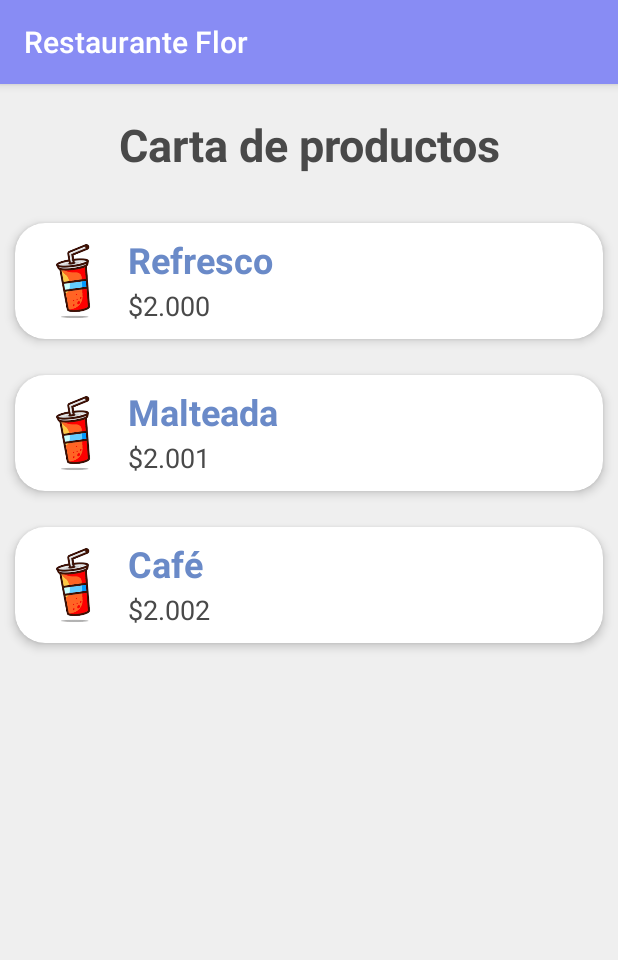
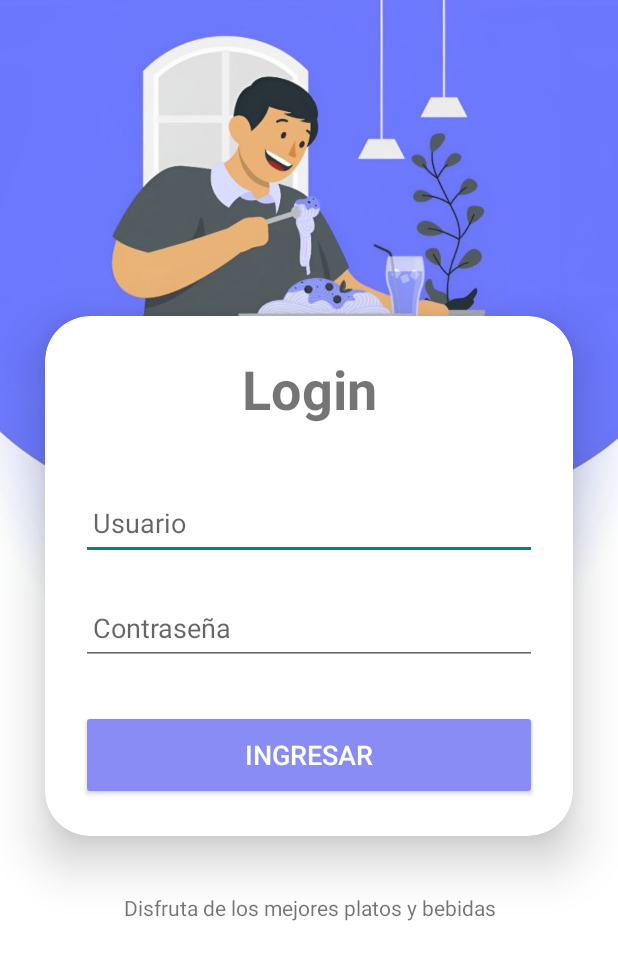
Before and after one commit to LMGP2002/Taller---RecyclerView-SQLite, an Android app: the screen it shows after launch (MainActivity before the commit, Login after it), on a phone screen of 412 x 824 dp. Shown: the top 960 px of the screen. Run offline under Robolectric (Android 15) with nearby library versions, the light colour scheme and no system bars.

Commit message:
Creación interfaz de login

```diff
--- a/app/src/main/AndroidManifest.xml
+++ b/app/src/main/AndroidManifest.xml
@@ -13,14 +13,19 @@
         android:theme="@style/Theme.RestauranteVentas"
         tools:targetApi="31">
         <activity
-            android:name=".MainActivity"
-            android:exported="true">
+            android:name=".Login"
+            android:exported="true" >
             <intent-filter>
                 <action android:name="android.intent.action.MAIN" />
 
                 <category android:name="android.intent.category.LAUNCHER" />
             </intent-filter>
         </activity>
+        <activity
+            android:name=".MainActivity"
+            android:exported="false">
+
+        </activity>
     </application>
 
 </manifest>
--- /dev/null
+++ b/app/src/main/java/com/example/restauranteventas/Login.java
@@ -0,0 +1,17 @@
+package com.example.restauranteventas;
+
+import android.os.Bundle;
+
+import androidx.activity.EdgeToEdge;
+import androidx.appcompat.app.AppCompatActivity;
+
+
+public class Login extends AppCompatActivity {
+
+    @Override
+    protected void onCreate(Bundle savedInstanceState) {
+        super.onCreate(savedInstanceState);
+        EdgeToEdge.enable(this);
+        setContentView(R.layout.activity_login);
+    }
+}
--- /dev/null
+++ b/app/src/main/res/layout/activity_login.xml
@@ -0,0 +1,92 @@
+<FrameLayout
+    xmlns:android="http://schemas.android.com/apk/res/android"
+    xmlns:app="http://schemas.android.com/apk/res-auto"
+    android:layout_width="match_parent"
+    android:layout_height="match_parent">
+
+    <ImageView
+        android:id="@+id/background_image"
+        android:layout_width="match_parent"
+        android:layout_height="match_parent"
+        android:scaleType="centerCrop"
+        android:src="@drawable/login" />
+
+    <LinearLayout
+        android:layout_width="match_parent"
+        android:layout_height="match_parent"
+        android:orientation="vertical"
+        android:gravity="center"
+        >
+
+        <!-- Contenido del CardView -->
+        <androidx.cardview.widget.CardView
+            android:layout_width="match_parent"
+            android:layout_height="wrap_content"
+            android:layout_margin="30dp"
+            app:cardCornerRadius="30dp"
+            app:cardElevation="20dp"
+            >
+
+            <LinearLayout
+                android:layout_width="match_parent"
+                android:layout_height="wrap_content"
+                android:orientation="vertical"
+                android:layout_gravity="center_horizontal"
+                android:padding="24dp">
+
+                <TextView
+                    android:layout_width="match_parent"
+                    android:layout_height="wrap_content"
+                    android:text="Login"
+                    android:textSize="36sp"
+                    android:textAlignment="center"
+                    android:textStyle="bold"
+                    />
+
+                <EditText
+                    android:layout_width="match_parent"
+                    android:layout_height="50dp"
+                    android:id="@+id/txtUser"
+                    android:drawablePadding="8dp"
+                    android:hint="Usuario"
+                    android:padding="8dp"
+                    android:textColor="@color/black"
+                    android:layout_marginTop="40dp"/>
+
+                <EditText
+                    android:layout_width="match_parent"
+                    android:layout_height="50dp"
+                    android:id="@+id/txtPass"
+                    android:hint="Contraseña"
+                    android:padding="8dp"
+                    android:inputType="textPassword"
+                    android:textColor="@color/black"
+                    android:layout_marginTop="20dp"/>
+
+                <Button
+                    android:layout_width="match_parent"
+                    android:layout_height="60dp"
+                    android:id="@+id/btnLogin"
+                    android:text="Ingresar"
+                    android:textSize="18sp"
+                    android:backgroundTint="@color/bar_color"
+                    android:layout_marginTop="30dp"
+                    app:cornerRadius = "20dp"/>
+
+            </LinearLayout>
+
+        </androidx.cardview.widget.CardView>
+
+
+        <TextView
+            android:layout_width="wrap_content"
+            android:layout_height="wrap_content"
+            android:padding="8dp"
+            android:text="Disfruta de los mejores platos y bebidas"
+            android:textSize="14sp"
+            android:textAlignment="center"
+            android:id="@+id/signupText"
+            android:layout_marginBottom="20dp"/>
+
+    </LinearLayout>
+</FrameLayout>
--- a/app/src/main/res/values/themes.xml
+++ b/app/src/main/res/values/themes.xml
@@ -1,6 +1,6 @@
 <resources xmlns:tools="http://schemas.android.com/tools">
     <!-- Base application theme. -->
-    <style name="Base.Theme.RestauranteVentas" parent="Theme.AppCompat.DayNight">
+    <style name="Base.Theme.RestauranteVentas" parent="Theme.AppCompat.DayNight.NoActionBar">
         <!-- Customize your light theme here. -->
         <item name="colorPrimary">@color/bar_color</item>
         <item name="android:textColorPrimary">@color/white</item>
```
Also changed, not shown: app/src/main/res/drawable/login.jpg (added).
